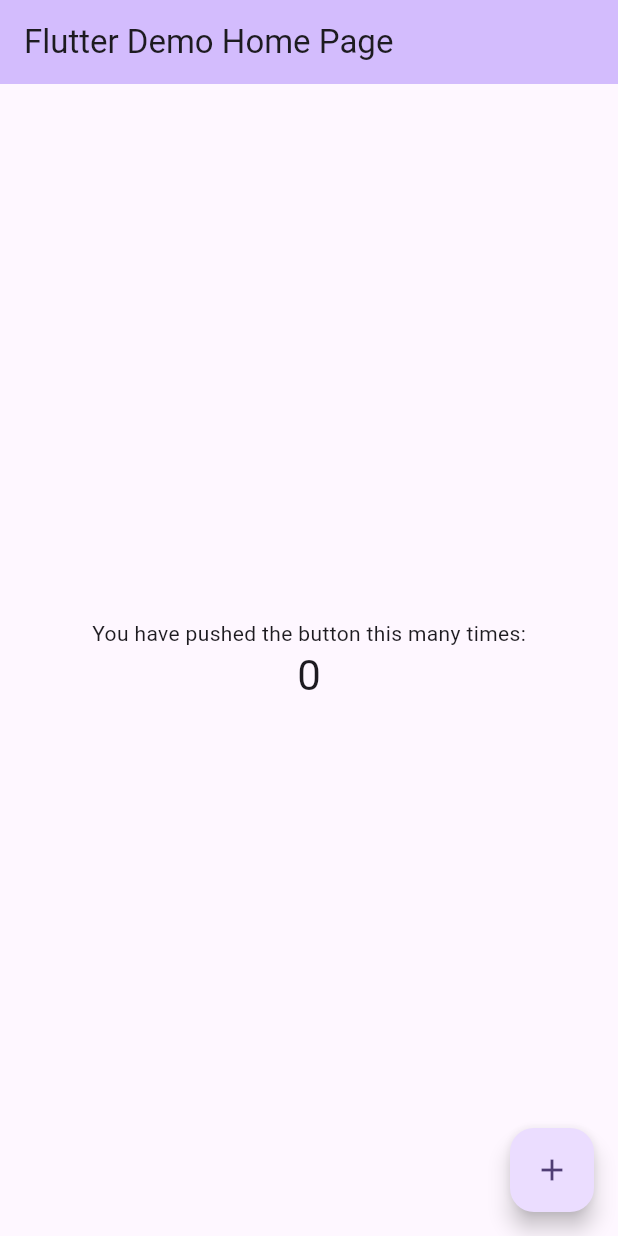
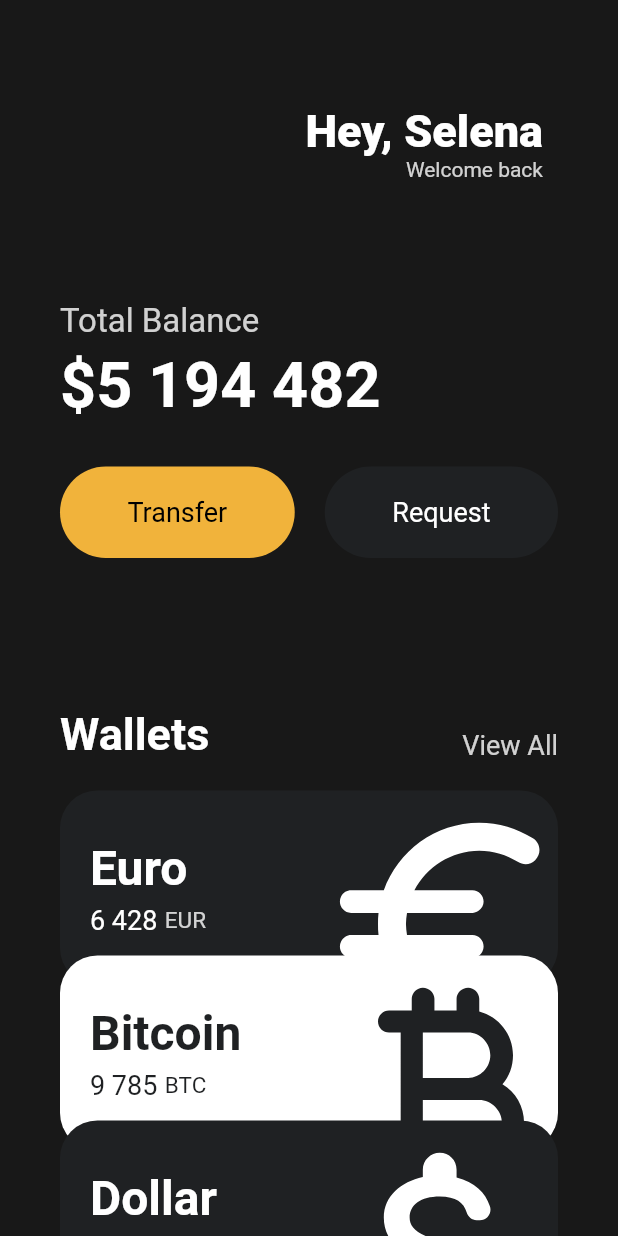
Before and after one commit to 1Bronze/flutter-for-beginners, a Flutter app: the screen it shows after launch, on a phone screen of 412 x 824 dp. Run offline on Flutter 3.47's test engine with Material 2 defaults, Android fonts, the phone set to English and light mode, and no system bars.

Commit message:
[feat] UI CHALLENGE

```diff
--- a/toonflix/lib/main.dart
+++ b/toonflix/lib/main.dart
@@ -1,125 +1,158 @@
 import 'package:flutter/material.dart';
+import 'package:toonflix/widgets/button.dart';
+import 'package:toonflix/widgets/currency_card.dart';
 
 void main() {
-  runApp(const MyApp());
+  runApp(App());
 }
 
-class MyApp extends StatelessWidget {
-  const MyApp({super.key});
-
-  // This widget is the root of your application.
+class App extends StatelessWidget {
   @override
   Widget build(BuildContext context) {
     return MaterialApp(
-      title: 'Flutter Demo',
-      theme: ThemeData(
-        // This is the theme of your application.
-        //
-        // TRY THIS: Try running your application with "flutter run". You'll see
-        // the application has a blue toolbar. Then, without quitting the app,
-        // try changing the seedColor in the colorScheme below to Colors.green
-        // and then invoke "hot reload" (save your changes or press the "hot
-        // reload" button in a Flutter-supported IDE, or press "r" if you used
-        // the command line to start the app).
-        //
-        // Notice that the counter didn't reset back to zero; the application
-        // state is not lost during the reload. To reset the state, use hot
-        // restart instead.
-        //
-        // This works for code too, not just values: Most code changes can be
-        // tested with just a hot reload.
-        colorScheme: ColorScheme.fromSeed(seedColor: Colors.deepPurple),
-        useMaterial3: true,
+      home: Scaffold(
+        backgroundColor: Color(0xFF181818),
+        body: SingleChildScrollView(
+          child: Padding(
+            padding: const EdgeInsets.symmetric(
+              horizontal: 40,
             ),
-      home: const MyHomePage(title: 'Flutter Demo Home Page'),
-    );
-  }
-}
-
-class MyHomePage extends StatefulWidget {
-  const MyHomePage({super.key, required this.title});
-
-  // This widget is the home page of your application. It is stateful, meaning
-  // that it has a State object (defined below) that contains fields that affect
-  // how it looks.
-
-  // This class is the configuration for the state. It holds the values (in this
-  // case the title) provided by the parent (in this case the App widget) and
-  // used by the build method of the State. Fields in a Widget subclass are
-  // always marked "final".
-
-  final String title;
-
-  @override
-  State<MyHomePage> createState() => _MyHomePageState();
-}
-
-class _MyHomePageState extends State<MyHomePage> {
-  int _counter = 0;
-
-  void _incrementCounter() {
-    setState(() {
-      // This call to setState tells the Flutter framework that something has
-      // changed in this State, which causes it to rerun the build method below
-      // so that the display can reflect the updated values. If we changed
-      // _counter without calling setState(), then the build method would not be
-      // called again, and so nothing would appear to happen.
-      _counter++;
-    });
-  }
-
-  @override
-  Widget build(BuildContext context) {
-    // This method is rerun every time setState is called, for instance as done
-    // by the _incrementCounter method above.
-    //
-    // The Flutter framework has been optimized to make rerunning build methods
-    // fast, so that you can just rebuild anything that needs updating rather
-    // than having to individually change instances of widgets.
-    return Scaffold(
-      appBar: AppBar(
-        // TRY THIS: Try changing the color here to a specific color (to
-        // Colors.amber, perhaps?) and trigger a hot reload to see the AppBar
-        // change color while the other colors stay the same.
-        backgroundColor: Theme.of(context).colorScheme.inversePrimary,
-        // Here we take the value from the MyHomePage object that was created by
-        // the App.build method, and use it to set our appbar title.
-        title: Text(widget.title),
+            child: Column(
+              crossAxisAlignment: CrossAxisAlignment.start,
+              children: [
+                const SizedBox(
+                  height: 60,
                 ),
-      body: Center(
-        // Center is a layout widget. It takes a single child and positions it
-        // in the middle of the parent.
+                Row(
+                  mainAxisAlignment: MainAxisAlignment.end,
+                  children: [
+                    Padding(
+                      padding: const EdgeInsets.all(10),
                       child: Column(
-          // Column is also a layout widget. It takes a list of children and
-          // arranges them vertically. By default, it sizes itself to fit its
-          // children horizontally, and tries to be as tall as its parent.
-          //
-          // Column has various properties to control how it sizes itself and
-          // how it positions its children. Here we use mainAxisAlignment to
-          // center the children vertically; the main axis here is the vertical
-          // axis because Columns are vertical (the cross axis would be
-          // horizontal).
-          //
-          // TRY THIS: Invoke "debug painting" (choose the "Toggle Debug Paint"
-          // action in the IDE, or press "p" in the console), to see the
-          // wireframe for each widget.
-          mainAxisAlignment: MainAxisAlignment.center,
-          children: <Widget>[
+                        crossAxisAlignment: CrossAxisAlignment.end,
+                        children: [
                           const Text(
-              'You have pushed the button this many times:',
+                            "Hey, Selena",
+                            style: TextStyle(
+                              color: Colors.white,
+                              fontSize: 30,
+                              fontWeight: FontWeight.w800,
+                            ),
                           ),
                           Text(
-              '$_counter',
-              style: Theme.of(context).textTheme.headlineMedium,
+                            "Welcome back",
+                            style: TextStyle(
+                                color: Colors.white.withOpacity(0.8),
+                                fontSize: 14),
                           ),
                         ],
                       ),
                     ),
-      floatingActionButton: FloatingActionButton(
-        onPressed: _incrementCounter,
-        tooltip: 'Increment',
-        child: const Icon(Icons.add),
-      ), // This trailing comma makes auto-formatting nicer for build methods.
+                  ],
+                ),
+                const SizedBox(
+                  height: 70,
+                ),
+                Text(
+                  "Total Balance",
+                  style: TextStyle(
+                    color: Colors.white.withOpacity(0.8),
+                    fontSize: 22,
+                  ),
+                ),
+                const SizedBox(
+                  height: 5,
+                ),
+                const Text(
+                  "\$5 194 482",
+                  style: TextStyle(
+                    color: Colors.white,
+                    fontSize: 42,
+                    fontWeight: FontWeight.w600,
+                  ),
+                ),
+                const SizedBox(
+                  height: 30,
+                ),
+                const Row(
+                  mainAxisAlignment: MainAxisAlignment.spaceBetween,
+                  children: [
+                    Button(
+                      text: "Transfer",
+                      backgroundColor: Color(0xFFF1B33B),
+                      textColor: Colors.black,
+                    ),
+                    Button(
+                      text: "Request",
+                      backgroundColor: Color(0xFF1F2123),
+                      textColor: Colors.white,
+                    ),
+                  ],
+                ),
+                const SizedBox(
+                  height: 100,
+                ),
+                Row(
+                  mainAxisAlignment: MainAxisAlignment.spaceBetween,
+                  crossAxisAlignment: CrossAxisAlignment.end,
+                  children: [
+                    const Text(
+                      "Wallets",
+                      style: TextStyle(
+                        color: Colors.white,
+                        fontSize: 30,
+                        fontWeight: FontWeight.w600,
+                      ),
+                    ),
+                    Text(
+                      "View All",
+                      style: TextStyle(
+                        color: Colors.white.withOpacity(0.8),
+                        fontSize: 18,
+                      ),
+                    ),
+                  ],
+                ),
+                const SizedBox(
+                  height: 20,
+                ),
+                const CurrencyCard(
+                  name: "Euro",
+                  code: "EUR",
+                  amount: "6 428",
+                  icon: Icons.euro_rounded,
+                  isInverted: false,
+                  order: 1,
+                ),
+                const CurrencyCard(
+                  name: "Bitcoin",
+                  code: "BTC",
+                  amount: "9 785",
+                  icon: Icons.currency_bitcoin_rounded,
+                  isInverted: true,
+                  order: 2,
+                ),
+                const CurrencyCard(
+                  name: "Dollar",
+                  code: "USD",
+                  amount: "428",
+                  icon: Icons.attach_money_rounded,
+                  isInverted: false,
+                  order: 3,
+                ),
+                const CurrencyCard(
+                  name: "YEN",
+                  code: "JPY",
+                  amount: "1 004",
+                  icon: Icons.currency_yen_rounded,
+                  isInverted: true,
+                  order: 4,
+                ),
+              ],
+            ),
+          ),
+        ),
+      ),
     );
   }
 }
--- /dev/null
+++ b/toonflix/lib/widgets/button.dart
@@ -0,0 +1,37 @@
+import 'package:flutter/material.dart';
+
+class Button extends StatelessWidget {
+  final String text;
+  final Color backgroundColor;
+  final Color textColor;
+
+  const Button({
+    super.key,
+    required this.text,
+    required this.backgroundColor,
+    required this.textColor,
+  });
+
+  @override
+  Widget build(BuildContext context) {
+    return Container(
+      decoration: BoxDecoration(
+        color: backgroundColor,
+        borderRadius: BorderRadius.circular(45),
+      ),
+      child: Padding(
+        padding: const EdgeInsets.symmetric(
+          vertical: 20,
+          horizontal: 45,
+        ),
+        child: Text(
+          text,
+          style: TextStyle(
+            fontSize: 18,
+            color: textColor,
+          ),
+        ),
+      ),
+    );
+  }
+}
--- /dev/null
+++ b/toonflix/lib/widgets/currency_card.dart
@@ -0,0 +1,94 @@
+import 'package:flutter/material.dart';
+
+class CurrencyCard extends StatelessWidget {
+  final String name, code, amount;
+  final IconData icon;
+  final bool isInverted;
+  final int order;
+
+  final blackColor = const Color(0xFF1F2123);
+
+  const CurrencyCard({
+    super.key,
+    required this.name,
+    required this.code,
+    required this.amount,
+    required this.icon,
+    required this.isInverted,
+    required this.order,
+  });
+
+  @override
+  Widget build(BuildContext context) {
+    return Transform.translate(
+      offset: Offset(0, -20 * (order - 1)),
+      child: Container(
+        clipBehavior: Clip.hardEdge,
+        decoration: BoxDecoration(
+          color: isInverted ? Colors.white : blackColor,
+          borderRadius: BorderRadius.circular(25),
+        ),
+        child: Padding(
+          padding: const EdgeInsets.all(20),
+          child: Row(
+            mainAxisAlignment: MainAxisAlignment.spaceBetween,
+            children: [
+              Column(
+                crossAxisAlignment: CrossAxisAlignment.start,
+                children: [
+                  Text(
+                    name,
+                    style: TextStyle(
+                      color: isInverted ? blackColor : Colors.white,
+                      fontSize: 32,
+                      fontWeight: FontWeight.w600,
+                    ),
+                  ),
+                  const SizedBox(
+                    height: 5,
+                  ),
+                  Row(
+                    children: [
+                      Text(
+                        amount,
+                        style: TextStyle(
+                          color: isInverted ? blackColor : Colors.white,
+                          fontSize: 18,
+                          fontWeight: FontWeight.w400,
+                        ),
+                      ),
+                      const SizedBox(
+                        width: 5,
+                      ),
+                      Text(
+                        code,
+                        style: TextStyle(
+                          color: isInverted
+                              ? blackColor
+                              : Colors.white.withOpacity(0.8),
+                          fontSize: 15,
+                          fontWeight: FontWeight.w400,
+                        ),
+                      ),
+                    ],
+                  ),
+                ],
+              ),
+              Transform.scale(
+                scale: 2.0,
+                child: Transform.translate(
+                  offset: const Offset(-5, 12),
+                  child: Icon(
+                    icon,
+                    color: isInverted ? blackColor : Colors.white,
+                    size: 90,
+                  ),
+                ),
+              ),
+            ],
+          ),
+        ),
+      ),
+    );
+  }
+}
```
Lines whose indentation alone changed are shown as unchanged.
